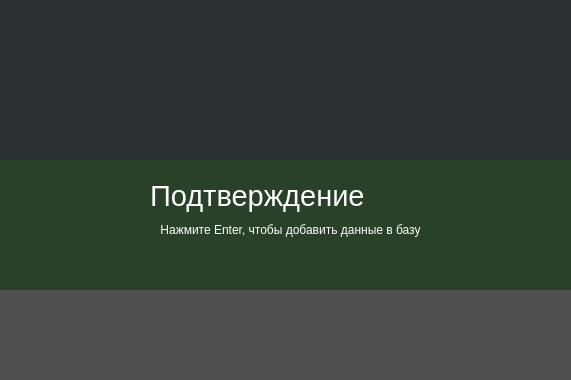
The window that carwashui.ui (silveoo/carwashui) describes before a commit, drawn with Qt 5; both pictures show x 430 to 1001 and y 0 to 380 of the 1241 by 700 pixel window.
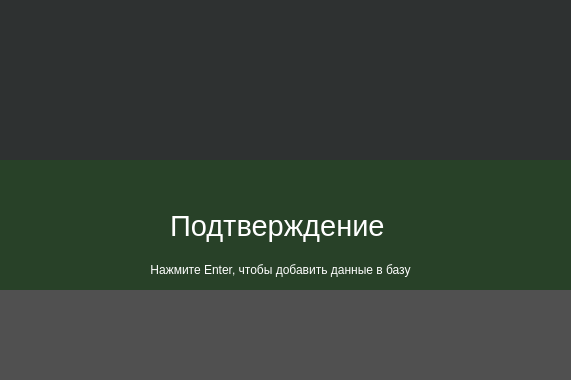
The same window after the commit. The open tabs and pages were chosen to show the change.

Commit message: перемещение текста

```diff
--- a/carwashui.ui
+++ b/carwashui.ui
@@ -1473,8 +1473,8 @@
         <widget class="QLabel" name="label_10">
          <property name="geometry">
           <rect>
-           <x>280</x>
-           <y>0</y>
+           <x>300</x>
+           <y>30</y>
            <width>281</width>
            <height>71</height>
           </rect>
@@ -1797,8 +1797,8 @@
         <widget class="QLabel" name="label_11">
          <property name="geometry">
           <rect>
-           <x>220</x>
-           <y>60</y>
+           <x>210</x>
+           <y>100</y>
            <width>401</width>
            <height>20</height>
           </rect>
```
